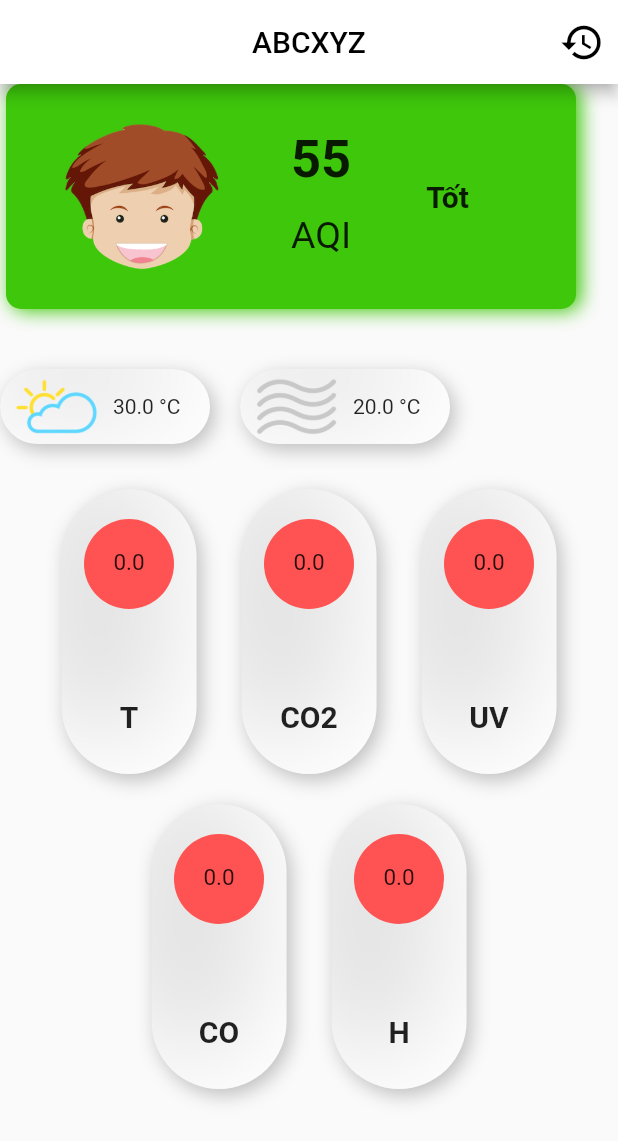
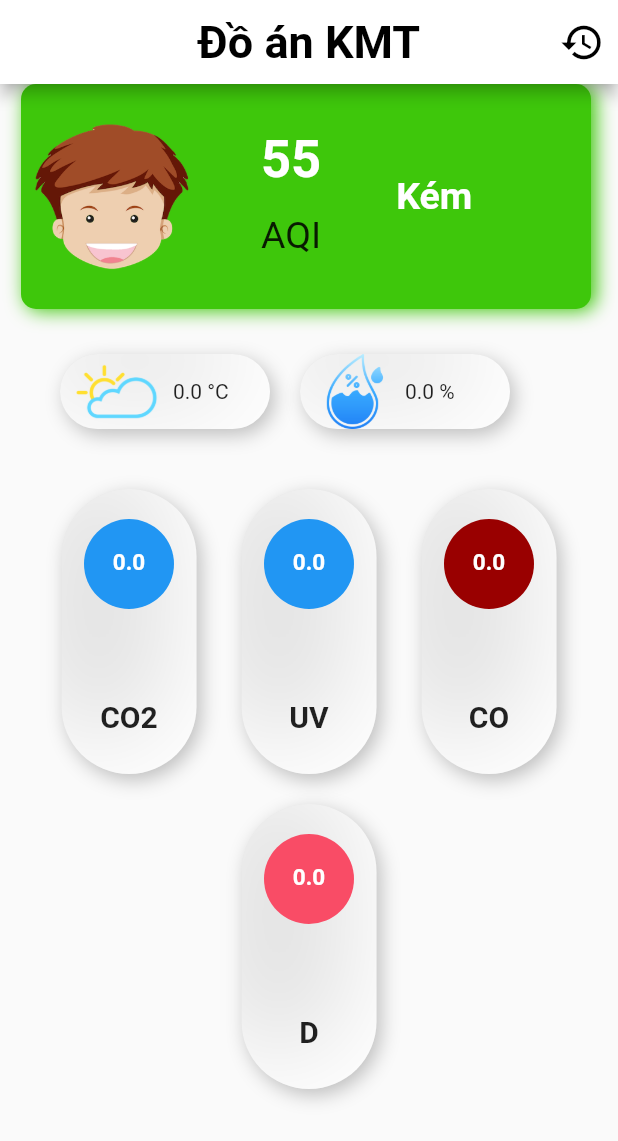
Before and after one commit to nvhuy0702/datn-kmt-2022, a Flutter app: the screen it shows after launch, on a phone screen of 412 x 824 dp. Shown: the top 1141 px of the screen. Run offline on Flutter 3.47's test engine with Material 2 defaults, Android fonts, the phone set to English and light mode, and no system bars; our stand-ins replace bloc, equatable, firebase_database, flutter_bloc, flutter_inset_box_shadow; accounts and stored records are empty.

Commit message:
add class CO, PM10

```diff
--- a/lib/bloc/value/value_bloc.dart
+++ b/lib/bloc/value/value_bloc.dart
@@ -8,20 +8,21 @@ part 'value_state.dart';
 
 class ValueBloc extends Bloc<ValueEvent, ValueState> {
   final _dbRef = FirebaseDatabase.instance.reference();
-  late final _tableRef = _dbRef.child('node').child('n1').child('n1');
+  late final _tableRef = _dbRef.child('node').child('n1').child('n1-0');
   Stream? onListenTemp;
   Stream? onListenCO2;
   Stream? onListenUV;
   Stream? onListenCO;
   Stream? onListenH;
+  Stream? onListenD;
 
-  List<int> data = [0, 0, 0, 0, 0];
+  List<double> data = [0.0, 0.0, 0.0, 0.0, 0.0, 0.0];
 
-  StreamController<List<int>> showingSections = StreamController();
+  StreamController<List<double>> showingSections = StreamController();
 
-  Stream<List<int>> get streamValue => showingSections.stream;
+  Stream<List<double>> get streamValue => showingSections.stream;
 
-  Sink<List<int>> get sinkValue => showingSections.sink;
+  Sink<List<double>> get sinkValue => showingSections.sink;
 
   void init() {
     onListenTemp = _tableRef.child('T').onValue;
@@ -29,6 +30,7 @@ class ValueBloc extends Bloc<ValueEvent, ValueState> {
     onListenUV = _tableRef.child('UV').onValue;
     onListenCO = _tableRef.child('CO').onValue;
     onListenH = _tableRef.child('H').onValue;
+    onListenD = _tableRef.child('D').onValue;
 
     sinkValue.add(data);
 
@@ -37,6 +39,7 @@ class ValueBloc extends Bloc<ValueEvent, ValueState> {
     listen(onListenUV,3);
     listen(onListenCO,4);
     listen(onListenH,5);
+    listen(onListenD,6);
   }
   void listen(Stream? stream, int index) {
     stream?.listen((event) {
@@ -44,6 +47,7 @@ class ValueBloc extends Bloc<ValueEvent, ValueState> {
       if(value == null) return;
       data[index - 1] = value;
       sinkValue.add(data);
+      print('data $data');
     });
   }
 
--- a/lib/model/aqi_datn.dart
+++ b/lib/model/aqi_datn.dart
@@ -14,9 +14,7 @@ class aqiDATN {
   final Color? color;
   final State state;
   final String? pathAvatar;
-
   aqiDATN({this.color, required this.state, this.pathAvatar});
-
   factory aqiDATN.initializeFromRange({required double range}) {
     if (range >= 0 && range <= 50) {
       return aqiDATN(
@@ -50,3 +48,59 @@ class aqiDATN {
         pathAvatar: 'assets/images/6.png');
   }
 }
+class CO {
+  final Color color;
+  CO({required this.color});
+  factory CO.initializeFromRange({required double value}) {
+    if (value >= 0 && value <= 10000) {
+      return CO(
+          color: DATNColors.good,);
+    } else if (value >= 10001 && value <= 30000) {
+      return CO(
+          color: DATNColors.moderate,
+         );
+    } else if (value >= 30001 && value <= 45000) {
+      return CO(
+          color: DATNColors.unhealthyForSensitiveGr,
+      );
+    } else if (value >= 450001 && value <= 60000) {
+      return CO(
+          color: DATNColors.unhealthy,
+          );
+    } else if (value >= 60001 && value <= 90000) {
+      return CO(
+          color: DATNColors.veryUnhealthy,
+      );
+    }
+    return CO(
+        color: DATNColors.hazardous);
+  }
+}
+class PM10 {
+  final Color color;
+  PM10({required this.color});
+  factory PM10.initializeFromRange({required double value}) {
+    if (value >= 0 && value <= 50) {
+      return PM10(
+        color: DATNColors.good,);
+    } else if (value >= 51 && value <= 150) {
+      return PM10(
+        color: DATNColors.moderate,
+      );
+    } else if (value >= 151 && value <= 250) {
+      return PM10(
+        color: DATNColors.unhealthyForSensitiveGr,
+      );
+    } else if (value >= 251 && value <= 350) {
+      return PM10(
+        color: DATNColors.unhealthy,
+      );
+    } else if (value >= 351 && value <= 420) {
+      return PM10(
+        color: DATNColors.veryUnhealthy,
+      );
+    }
+    return PM10(
+        color: DATNColors.hazardous);
+  }
+}
--- a/lib/screen/screen_home.dart
+++ b/lib/screen/screen_home.dart
@@ -1,3 +1,4 @@
+import 'package:app_datn_2022/screen/screen_place.dart';
 import 'package:app_datn_2022/widget/screen/air_quality_item.dart';
 import 'package:flutter/material.dart';
 
@@ -16,8 +17,12 @@ class _ScreenHomeState extends State<ScreenHome> {
     return Scaffold(
         appBar: AppBar(
           title: const Text(
-            'ABCXYZ',
-            style: TextStyle(color: Colors.black),
+            'Đồ án KMT',
+            style: TextStyle(
+                color: Colors.black,
+              fontWeight: FontWeight.bold,
+              fontSize: 30
+            ),
           ),
           actions: [
             IconButton(
--- a/lib/widget/screen/air_quality_item.dart
+++ b/lib/widget/screen/air_quality_item.dart
@@ -31,22 +31,13 @@ class _AirQualityItemState extends State<AirQualityItem> {
 
   @override
   Widget build(BuildContext context) {
-    return Column(
+    return SingleChildScrollView(
+      child: Column(
         children: [
-        _header(widget.condition),
-        const SizedBox(
-          height: 40,
-        ),
           Row(
             children: [
-            _weather('assets/images/02d.png', 30),
-            const SizedBox(
-              width: 20,
-            ),
-            _weather('assets/images/50d.png', 20),
-            const SizedBox(
-              width: 10,
-            ),
+              const SizedBox(width: 10,),
+              _header(widget.condition),
             ],
           ),
           const SizedBox(
@@ -54,10 +45,11 @@ class _AirQualityItemState extends State<AirQualityItem> {
           ),
           _parameter(),
         ],
+      ),
     );
   }
 
-  Container _weather(String image, double valueWeather) {
+  Container _weather(String image, String valueWeather) {
     return Container(
       width: 140,
       height: 50,
@@ -84,7 +76,7 @@ class _AirQualityItemState extends State<AirQualityItem> {
           const SizedBox(
             width: 10,
           ),
-          Text('${valueWeather.toString()} °C')
+          Text(valueWeather)
         ],
       ),
     );
@@ -95,8 +87,24 @@ class _AirQualityItemState extends State<AirQualityItem> {
       stream: valueBloc.streamValue,
       builder: (context, snapshot) {
         if (!snapshot.hasData) return const SizedBox();
-        final data = snapshot.data as List<int>;
-        return SizedBox(
+        final data = snapshot.data as List<double>;
+        return Column(
+          children: [
+            Row(
+              children: [
+                const SizedBox(width: 40,),
+                _weather('assets/images/02d.png', '${data[0].toStringAsFixed(1)} °C'),
+                const SizedBox(
+                  width: 20,
+                ),
+                _weather('assets/images/hum.png', '${data[4].toDouble()} %'),
+                const SizedBox(
+                  width: 10,
+                ),
+              ],
+            ),
+            const SizedBox(height: 40,),
+            SizedBox(
               height: 150,
               width: MediaQuery.of(context).size.width - 32,
               child: Wrap(
@@ -104,13 +112,30 @@ class _AirQualityItemState extends State<AirQualityItem> {
                 runSpacing: 20,
                 alignment: WrapAlignment.center,
                 children: [
-              _item('T', data[0].toDouble()),
-              _item('CO2', data[1].toDouble()),
-              _item('UV', data[2].toDouble()),
-              _item('CO', data[3].toDouble()),
-              _item('H', data[4].toDouble()),
+                  _item(
+                      'CO2',
+                      data[1].toDouble(),
+                       Colors.blue
+                  ),
+                  _item(
+                      'UV',
+                      data[2].toDouble(),
+                       Colors.blue
+                  ),
+                  _item(
+                      'CO',
+                      data[3].toDouble(),
+                      TripleH.CO.initializeFromRange(value: 46000).color
+                  ),
+                  _item(
+                      'D',
+                      data[5].roundToDouble(),
+                      TripleH.PM10.initializeFromRange(value: 275).color
+                  ),
                 ],
               ),
+            ),
+          ],
         );
       },
     );
@@ -138,7 +163,6 @@ class _AirQualityItemState extends State<AirQualityItem> {
           ),
           child: Row(
             children: [
-              const SizedBox(width: 30,),
               Image(
                 image: AssetImage(TripleH.aqiDATN.initializeFromRange(range: 23).pathAvatar.toString()),
                 height: 120,
@@ -160,12 +184,9 @@ class _AirQualityItemState extends State<AirQualityItem> {
   }
 
   Text _status(TripleH.aqiDATN? conditionDATN) {
-
-
-
     return Text(
-      TripleH.aqiDATN.initializeFromRange(range: 50).state.getName,
-      style: const TextStyle(fontSize: 20, fontWeight: FontWeight.bold),
+      TripleH.aqiDATN.initializeFromRange(range: 120).state.getName,
+      style: const TextStyle(fontSize: 25, fontWeight: FontWeight.bold, color: Colors.white),
     );
   }
 
@@ -177,7 +198,7 @@ class _AirQualityItemState extends State<AirQualityItem> {
         ),
         Text(
           value.toString(),
-          style: const TextStyle(fontSize: 35, fontWeight: FontWeight.bold),
+          style: const TextStyle(fontSize: 35, fontWeight: FontWeight.bold, color: Colors.white),
         ),
         const SizedBox(
           height: 15,
@@ -192,7 +213,7 @@ class _AirQualityItemState extends State<AirQualityItem> {
     );
   }
 
-  Container _item(String element, double value) {
+  Container _item(String element, double value, Color color) {
     return Container(
       width: 90,
       height: 190,
@@ -220,7 +241,7 @@ class _AirQualityItemState extends State<AirQualityItem> {
               height: 60,
               width: 60,
               decoration: BoxDecoration(
-                  color: Colors.redAccent,
+                  color: color,
                   borderRadius: BorderRadius.circular(60 / 2)),
               child: Column(
                 children: [
@@ -231,6 +252,8 @@ class _AirQualityItemState extends State<AirQualityItem> {
                     value.toString(),
                     style: const TextStyle(
                       fontSize: 15,
+                      fontWeight: FontWeight.bold,
+                      color: Colors.white
                     ),
                   ),
                 ],
```
Also changed, not shown: assets/images/hum.png (added). Lines whose indentation alone changed are shown as unchanged.
